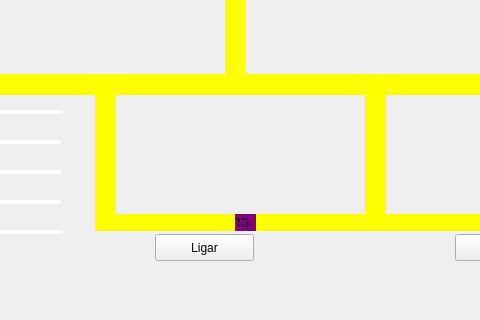
Qt form mainwindow.ui (maxwillf/O.S-Trains) before a commit; both pictures show x 105 to 585 and y 93 to 413 of the 930 by 413 pixel window.
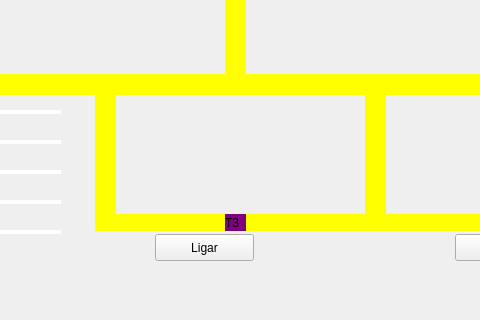
The same form after that commit.

Commit message: pequenas modificações no layout

Patch:
```diff
--- a/mainwindow.ui
+++ b/mainwindow.ui
@@ -1332,7 +1332,7 @@
    <widget class="QLabel" name="label_trem3">
     <property name="geometry">
      <rect>
-      <x>340</x>
+      <x>330</x>
       <y>290</y>
       <width>21</width>
       <height>17</height>
@@ -1476,15 +1476,6 @@
          </color>
         </brush>
        </colorrole>
-       <colorrole role="PlaceholderText">
-        <brush brushstyle="NoBrush">
-         <color alpha="128">
-          <red>0</red>
-          <green>0</green>
-          <blue>0</blue>
-         </color>
-        </brush>
-       </colorrole>
       </active>
       <inactive>
        <colorrole role="WindowText">
@@ -1622,15 +1613,6 @@
          </color>
         </brush>
        </colorrole>
-       <colorrole role="PlaceholderText">
-        <brush brushstyle="NoBrush">
-         <color alpha="128">
-          <red>0</red>
-          <green>0</green>
-          <blue>0</blue>
-         </color>
-        </brush>
-       </colorrole>
       </inactive>
       <disabled>
        <colorrole role="WindowText">
@@ -1768,15 +1750,6 @@
          </color>
         </brush>
        </colorrole>
-       <colorrole role="PlaceholderText">
-        <brush brushstyle="NoBrush">
-         <color alpha="128">
-          <red>0</red>
-          <green>0</green>
-          <blue>0</blue>
-         </color>
-        </brush>
-       </colorrole>
       </disabled>
      </palette>
     </property>
```
Left out of the diff: 110 changed lines with no effect on the pictures. The commit also changes 1 other file.
